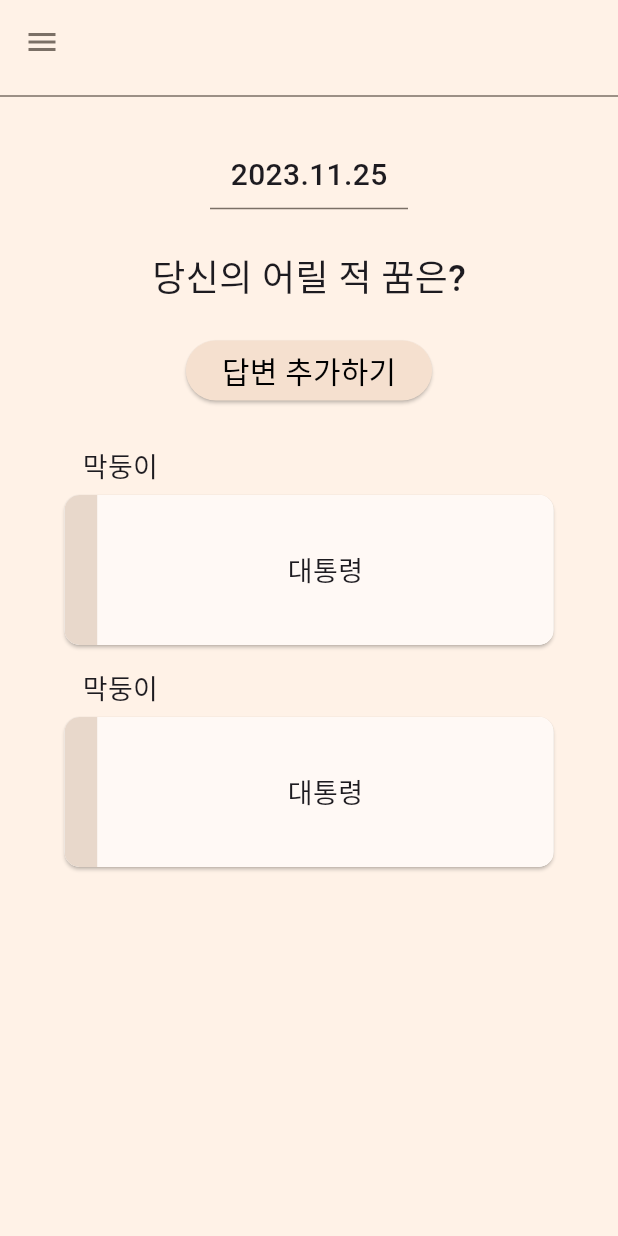
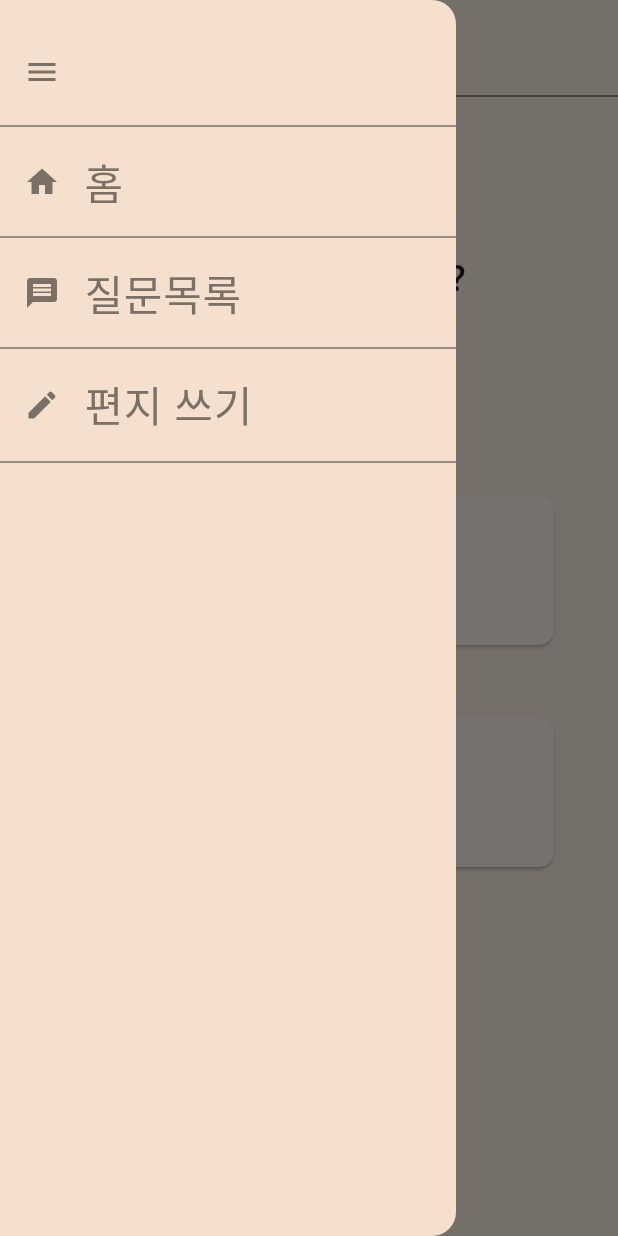
Before and after one commit to readygetset/everydaywithyou-client, a Flutter app: the writeQuestionWidget screen opened directly, with the side drawer open (before the commit the screen has no drawer), on a phone screen of 412 x 824 dp. Run offline on Flutter 3.47's test engine with Material 3 defaults, Android fonts, the phone set to English and light mode, and no system bars; Roboto replaces fonts that are missing (NanumMyeongjo).

Commit message:
Feat: 페이지 연결 및 편지 보기

```diff
--- a/lib/main.dart
+++ b/lib/main.dart
@@ -15,7 +15,7 @@
   @override
   Widget build(BuildContext context) {
     return MaterialApp(
-      home: writeQuestionWidget()
+      home: todayQuestionWidget()
     );
   }
 }
--- a/lib/writeQuestion.dart
+++ b/lib/writeQuestion.dart
@@ -1,4 +1,7 @@
 import 'package:flutter/material.dart';
+import 'writeQuestion.dart';
+import 'questionList.dart';
+import 'todayQuestion.dart';
 
 class writeQuestionWidget extends StatefulWidget {
   const writeQuestionWidget({super.key});
@@ -15,19 +18,100 @@ class _writeQuestionWidgetState extends State<writeQuestionWidget> {
     return Scaffold(
       backgroundColor: Color(0xFFFFF2E7),
       appBar: AppBar(
-        centerTitle: true,
         backgroundColor: Color(0xFFFFF2E7),
-        leading: IconButton(
-          color: Color(0xFF7B7066),
-          icon: Icon(Icons.menu),
-          onPressed: ()async{
-          },
+        iconTheme: IconThemeData(color: Color(0XFF7B7066)),
+      ),
+      drawer: Drawer(
+        backgroundColor: Color(0xFFF5E0CF),
+        child: ListView(
+            children: [
+              Container(
+                height: 20,
+              ),
+              ListTile(
+                leading: Icon(
+                  Icons.menu,
+                  color: Color(0XFF7B7066),
+                ),
+                onTap: (){
+                  Navigator.of(context).push(MaterialPageRoute(builder: (context)=>todayQuestionWidget()));
+                },
+              ),
+              Divider(
+                thickness: 1,
+                color: Color(0xFF7B7066),
+              ),
+              ListTile(
+                leading: Icon(
+                  Icons.home,
+                  color: Color(0XFF7B7066),
+                ),
+                title: Text(
+                  '홈',
+                  style: TextStyle(
+                    color: Color(0xFF7B7066),
+                    fontSize: 28,
+                    fontWeight: FontWeight.w500,
+                    fontFamily: 'NanumMyeongjo',
+                  ),
+                ),
+                onTap: (){
+                  Navigator.of(context).push(MaterialPageRoute(builder: (context)=>todayQuestionWidget()));
+                },
+              ),
+              Divider(
+                thickness: 1,
+                color: Color(0xFF7B7066),
+              ),
+              ListTile(
+                leading: Icon(
+                  Icons.message,
+                  color: Color(0xFF7B7066),
+                ),
+                title: Text(
+                  '질문목록',
+                  style: TextStyle(
+                    color: Color(0xFF7B7066),
+                    fontSize: 28,
+                    fontWeight: FontWeight.w500,
+                    fontFamily: 'NanumMyeongjo',
+                  ),
+                ),
+                onTap: (){
+                  Navigator.of(context).push(MaterialPageRoute(builder: (context)=>questionListWidget()));
+                },
+              ),
+              Divider(
+                thickness: 1,
+                color: Color(0xFF7B7066),
+              ),
+              ListTile(
+                leading: Icon(
+                  Icons.create,
+                  color: Color(0xFF7B7066),
+                ),
+                title: Text(
+                  '편지 쓰기',
+                  style: TextStyle(
+                    color: Color(0xFF7B7066),
+                    fontSize: 28,
+                    fontWeight: FontWeight.w500,
+                    fontFamily: 'NanumMyeongjo',
+                  ),
+                ),
+                onTap: (){
+                  Navigator.of(context).push(MaterialPageRoute(builder: (context)=>questionListWidget()));
+                },
+              ),
+              Divider(
+                thickness: 1,
+                color: Color(0xFF7B7066),
+              ),
+            ]
         ),
       ),
-      body:
-    SingleChildScrollView(
+      body: SingleChildScrollView(
         child: Column(
-
                 children: [
                   Divider(
                     thickness: 1,
```
Also changed, not shown: lib/todayQuestion.dart (+14 -1 lines), lib/writeLetter.dart (+46 -0 lines).
